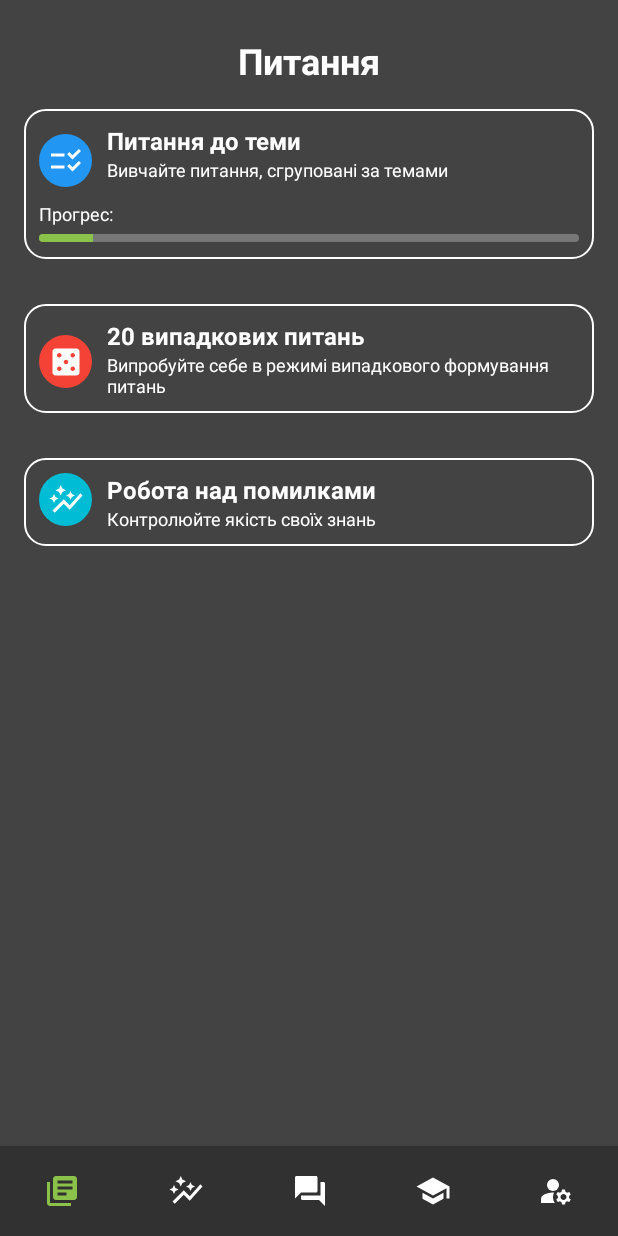
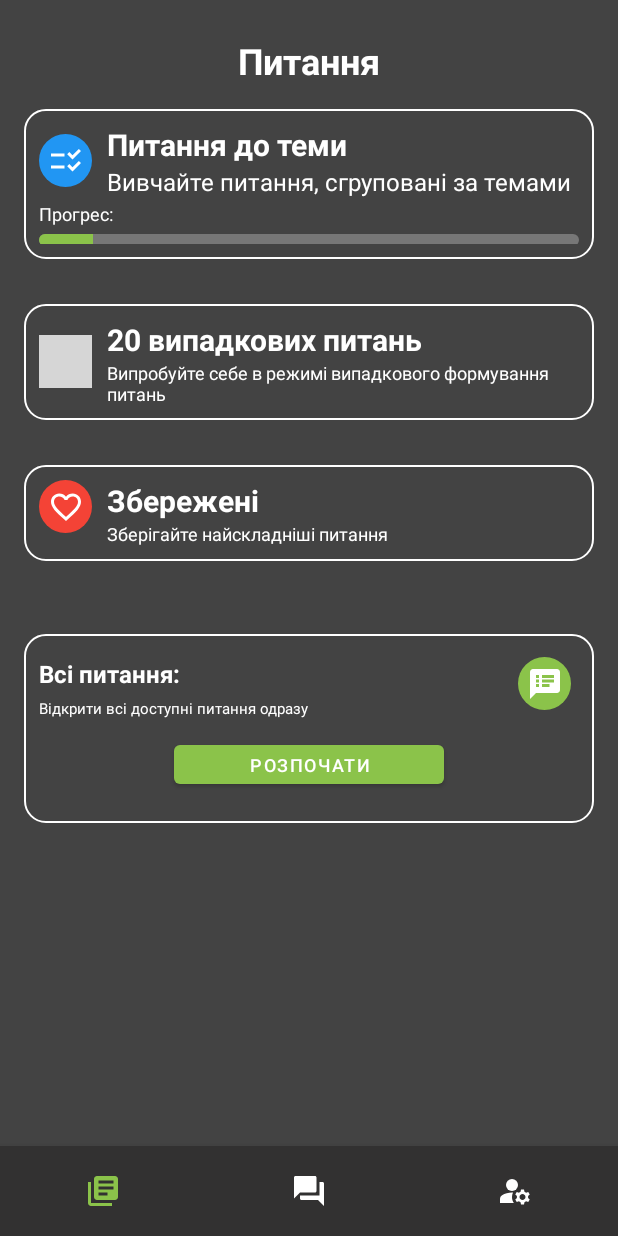
Before and after one commit to Ksnk-dm/Android, an Android app: the QuestionsFragment screen opened through its navigation route, on a phone screen of 412 x 824 dp. Run offline under Robolectric (Android 15) with nearby library versions, the phone set to English and light mode, and no system bars; our stand-ins replace Firebase (no records; nobody signed in at launch, a user with empty details on screens opened directly); libraries missing offline, so code that uses them is left out: by.kirich1409.viewbindingdelegate; 5 statements that could not run were skipped; grey boxes are pictures that could not be loaded.

Commit message:
new_feat

```diff
--- /dev/null
+++ b/app/src/main/res/drawable/baseline_favorite_24.xml
@@ -0,0 +1,5 @@
+<vector android:height="24dp" android:tint="#FFFFFF"
+    android:viewportHeight="24" android:viewportWidth="24"
+    android:width="24dp" xmlns:android="http://schemas.android.com/apk/res/android">
+    <path android:fillColor="@android:color/white" android:pathData="M12,21.35l-1.45,-1.32C5.4,15.36 2,12.28 2,8.5 2,5.42 4.42,3 7.5,3c1.74,0 3.41,0.81 4.5,2.09C13.09,3.81 14.76,3 16.5,3 19.58,3 22,5.42 22,8.5c0,3.78 -3.4,6.86 -8.55,11.54L12,21.35z"/>
+</vector>
--- /dev/null
+++ b/app/src/main/res/drawable/baseline_favorite_border_24.xml
@@ -0,0 +1,5 @@
+<vector android:height="24dp" android:tint="#FFFFFF"
+    android:viewportHeight="24" android:viewportWidth="24"
+    android:width="24dp" xmlns:android="http://schemas.android.com/apk/res/android">
+    <path android:fillColor="@android:color/white" android:pathData="M16.5,3c-1.74,0 -3.41,0.81 -4.5,2.09C10.91,3.81 9.24,3 7.5,3 4.42,3 2,5.42 2,8.5c0,3.78 3.4,6.86 8.55,11.54L12,21.35l1.45,-1.32C18.6,15.36 22,12.28 22,8.5 22,5.42 19.58,3 16.5,3zM12.1,18.55l-0.1,0.1 -0.1,-0.1C7.14,14.24 4,11.39 4,8.5 4,6.5 5.5,5 7.5,5c1.54,0 3.04,0.99 3.57,2.36h1.87C13.46,5.99 14.96,5 16.5,5c2,0 3.5,1.5 3.5,3.5 0,2.89 -3.14,5.74 -7.9,10.05z"/>
+</vector>
--- /dev/null
+++ b/app/src/main/res/drawable/baseline_speaker_notes_24.xml
@@ -0,0 +1,5 @@
+<vector android:autoMirrored="true" android:height="24dp"
+    android:tint="#FFFFFF" android:viewportHeight="24"
+    android:viewportWidth="24" android:width="24dp" xmlns:android="http://schemas.android.com/apk/res/android">
+    <path android:fillColor="@android:color/white" android:pathData="M20,2L4,2c-1.1,0 -1.99,0.9 -1.99,2L2,22l4,-4h14c1.1,0 2,-0.9 2,-2L22,4c0,-1.1 -0.9,-2 -2,-2zM8,14L6,14v-2h2v2zM8,11L6,11L6,9h2v2zM8,8L6,8L6,6h2v2zM15,14h-5v-2h5v2zM18,11h-8L10,9h8v2zM18,8h-8L10,6h8v2z"/>
+</vector>
--- a/app/src/main/res/drawable/custom_progress_bar.xml
+++ b/app/src/main/res/drawable/custom_progress_bar.xml
@@ -2,14 +2,14 @@
 <layer-list xmlns:android="http://schemas.android.com/apk/res/android">
     <item android:id="@android:id/background">
         <shape>
-            <corners android:radius="10dp" /> <!-- Устанавливаем радиус закругления углов -->
+            <corners android:radius="10dp" />
             <solid android:color="#777777" />
         </shape>
     </item>
     <item android:id="@android:id/progress">
         <clip>
             <shape>
-                <corners android:radius="10dp" /> <!-- Устанавливаем радиус закругления углов -->
+                <corners android:radius="10dp" />
                 <solid android:color="#8BC34A" />
             </shape>
         </clip>
--- /dev/null
+++ b/app/src/main/res/drawable/rounder_shape_green.xml
@@ -0,0 +1,5 @@
+<?xml version="1.0" encoding="utf-8"?>
+<shape xmlns:android="http://schemas.android.com/apk/res/android"
+    android:shape="oval">
+    <solid android:color="@color/selected_color" />
+</shape>
--- a/app/src/main/res/drawable/selector_bg.xml
+++ b/app/src/main/res/drawable/selector_bg.xml
@@ -2,16 +2,14 @@
 <selector xmlns:android="http://schemas.android.com/apk/res/android">
     <item android:state_pressed="true">
         <shape>
-            <!-- Установите цвет фона при нажатии и закруглите углы -->
             <solid android:color="#2D8C8C8C" />
-            <corners android:radius="14dp" /> <!-- Установите радиус закругления углов -->
+            <corners android:radius="14dp" />
         </shape>
     </item>
     <item>
         <shape>
-            <!-- Установите цвет фона в обычном состоянии (не нажатом) и закруглите углы -->
             <solid android:color="#0033B5E5" />
-            <corners android:radius="14dp" /> <!-- Установите радиус закругления углов -->
+            <corners android:radius="14dp" />
         </shape>
     </item>
 </selector>
--- a/app/src/main/res/layout/fragment_questions.xml
+++ b/app/src/main/res/layout/fragment_questions.xml
@@ -2,6 +2,7 @@
 <androidx.constraintlayout.widget.ConstraintLayout
     xmlns:android="http://schemas.android.com/apk/res/android"
     xmlns:app="http://schemas.android.com/apk/res-auto"
+    xmlns:tools="http://schemas.android.com/tools"
     android:layout_width="match_parent"
     android:layout_height="match_parent"
     android:background="@color/bg">
@@ -38,7 +39,7 @@
             android:layout_marginStart="10dp"
             android:layout_marginTop="10dp"
             android:layout_marginEnd="10dp"
-            android:layout_marginBottom="5dp"
+            android:layout_marginBottom="10dp"
             android:orientation="vertical">
 
             <LinearLayout
@@ -63,12 +64,11 @@
                     android:orientation="vertical">
 
                     <TextView
-                        android:id="@+id/textView2"
                         android:layout_width="match_parent"
                         android:layout_height="wrap_content"
                         android:text="Питання до теми"
                         android:textColor="@color/white"
-                        android:textSize="16sp"
+                        android:textSize="20sp"
                         android:textStyle="bold" />
 
                     <TextView
@@ -76,7 +76,7 @@
                         android:layout_height="wrap_content"
                         android:text="Вивчайте питання, сгруповані за темами"
                         android:textColor="@color/white"
-                        android:textSize="12sp" />
+                        android:textSize="16sp" />
                 </LinearLayout>
             </LinearLayout>
 
@@ -93,7 +93,7 @@
                 android:id="@+id/progressBar"
                 style="@style/CustomProgressBar"
                 android:layout_width="match_parent"
-                android:layout_height="5dp"
+                android:layout_height="8dp"
                 android:layout_marginTop="5dp"
                 android:progress="10"
                 android:progressTint="@color/selected_color" />
@@ -121,7 +121,7 @@
             android:layout_marginStart="10dp"
             android:layout_marginTop="10dp"
             android:layout_marginEnd="10dp"
-            android:layout_marginBottom="5dp"
+            android:layout_marginBottom="10dp"
             android:orientation="vertical">
 
             <LinearLayout
@@ -133,7 +133,7 @@
                     android:layout_width="35dp"
                     android:layout_height="35dp"
                     android:layout_gravity="center"
-                    android:background="@drawable/rounder_shape_red"
+                    android:background="@drawable/rounder_shape_yellow"
                     android:scaleType="center"
                     app:srcCompat="@drawable/baseline_casino_24" />
 
@@ -148,7 +148,7 @@
                         android:layout_height="wrap_content"
                         android:text="20 випадкових питань"
                         android:textColor="@color/white"
-                        android:textSize="16sp"
+                        android:textSize="20sp"
                         android:textStyle="bold" />
 
                     <TextView
@@ -194,9 +194,9 @@
                 <ImageView
                     android:layout_width="35dp"
                     android:layout_height="35dp"
-                    android:background="@drawable/rounder_shape_blue"
+                    android:background="@drawable/rounder_shape_red"
                     android:scaleType="center"
-                    app:srcCompat="@drawable/baseline_auto_graph_24" />
+                    app:srcCompat="@drawable/baseline_favorite_border_24" />
 
                 <LinearLayout
                     android:layout_width="match_parent"
@@ -207,15 +207,15 @@
                     <TextView
                         android:layout_width="match_parent"
                         android:layout_height="wrap_content"
-                        android:text="Робота над помилками"
+                        android:text="Збережені"
                         android:textColor="@color/white"
-                        android:textSize="16sp"
+                        android:textSize="20sp"
                         android:textStyle="bold" />
 
                     <TextView
                         android:layout_width="match_parent"
                         android:layout_height="wrap_content"
-                        android:text="Контролюйте якість своїх знань"
+                        android:text="Зберігайте найскладніші питання"
                         android:textColor="@color/white"
                         android:textSize="12sp" />
                 </LinearLayout>
@@ -224,4 +224,72 @@
         </LinearLayout>
 
     </RelativeLayout>
+
+    <RelativeLayout
+        android:layout_width="0dp"
+        android:layout_height="126dp"
+        android:layout_marginStart="16dp"
+        android:layout_marginTop="30dp"
+        android:layout_marginEnd="16dp"
+        android:background="@drawable/circular_border"
+        app:layout_constraintBottom_toBottomOf="parent"
+        app:layout_constraintEnd_toEndOf="parent"
+        app:layout_constraintHorizontal_bias="0.516"
+        app:layout_constraintStart_toStartOf="parent"
+        app:layout_constraintTop_toBottomOf="@+id/relativeLayoutErrors"
+        app:layout_constraintVertical_bias="0.081">
+
+        <TextView
+            android:id="@+id/textView3"
+            android:layout_width="wrap_content"
+            android:layout_height="wrap_content"
+            android:layout_alignParentStart="true"
+            android:layout_alignParentTop="true"
+            android:layout_marginStart="10dp"
+            android:layout_marginTop="15dp"
+            android:text="Всі питання:"
+            android:textColor="@color/white"
+            android:textSize="16sp"
+            android:textStyle="bold" />
+
+        <ImageView
+            android:id="@+id/imageView2"
+            android:layout_width="35dp"
+            android:layout_height="35dp"
+            android:layout_alignParentTop="true"
+            android:layout_alignParentEnd="true"
+            android:layout_marginTop="15dp"
+            android:layout_marginEnd="15dp"
+            android:background="@drawable/rounder_shape_green"
+            android:scaleType="center"
+            app:srcCompat="@drawable/baseline_speaker_notes_24" />
+
+        <TextView
+            android:id="@+id/textView6"
+            android:layout_width="wrap_content"
+            android:layout_height="wrap_content"
+            android:layout_below="@+id/textView3"
+            android:layout_alignParentStart="true"
+            android:layout_alignParentEnd="true"
+            android:layout_marginStart="10dp"
+            android:layout_marginTop="5dp"
+            android:layout_marginEnd="100dp"
+            android:text="Відкрити всі доступні питання одразу"
+            android:textColor="@color/white"
+            android:textSize="10sp" />
+
+        <Button
+            android:id="@+id/button"
+            android:layout_width="160dp"
+            android:layout_height="38dp"
+            android:layout_alignParentStart="true"
+            android:layout_alignParentEnd="true"
+            android:layout_alignParentBottom="true"
+            android:layout_marginStart="100dp"
+            android:layout_marginEnd="100dp"
+            android:layout_marginBottom="20dp"
+            android:text="Розпочати"
+            android:textColor="@color/white"
+            android:textSize="12sp" />
+    </RelativeLayout>
 </androidx.constraintlayout.widget.ConstraintLayout>
--- a/app/src/main/res/layout/view_pager_item.xml
+++ b/app/src/main/res/layout/view_pager_item.xml
@@ -25,6 +25,7 @@
             android:id="@+id/ll"
             android:layout_width="match_parent"
             android:layout_height="wrap_content"
+            android:gravity="center"
             android:orientation="horizontal">
 
             <TextView
@@ -45,6 +46,7 @@
                 android:textColor="@color/white"
                 android:textSize="20sp"
                 android:textStyle="normal" />
+
         </LinearLayout>
 
         <TextView
@@ -58,11 +60,19 @@
             android:layout_marginStart="0dp"
             android:layout_marginTop="10dp"
             android:layout_marginEnd="0dp"
-            android:gravity="clip_horizontal|center_vertical"
+            android:gravity="clip_horizontal|center_horizontal|center_vertical"
             android:text="Питання на яке необхідно дати відповідь"
             android:textColor="@color/white"
             android:textSize="16sp"
             android:textStyle="italic" />
+
+        <ImageButton
+            android:id="@+id/imageButton"
+            android:layout_width="wrap_content"
+            android:layout_height="wrap_content"
+            android:layout_weight="1"
+            android:background="@android:color/transparent"
+            app:srcCompat="@drawable/baseline_favorite_border_24" />
     </RelativeLayout>
 
     <Button
--- a/app/src/main/res/menu/home_menu.xml
+++ b/app/src/main/res/menu/home_menu.xml
@@ -7,22 +7,14 @@
         app:showAsAction="never"
         android:enabled="false"
         android:title="TODO" />
-    <item
-        android:icon="@drawable/baseline_auto_graph_24"
-        app:showAsAction="never"
-        android:enabled="false"
-        android:title="Item" />
+
     <item
         android:id="@+id/questionsItem"
         android:icon="@drawable/baseline_question_answer_24"
         app:showAsAction="never"
         android:enabled="true"
         android:title="Item" />
-    <item
-        android:icon="@drawable/baseline_school_24"
-        app:showAsAction="never"
-        android:enabled="false"
-        android:title="Item" />
+
     <item
         android:icon="@drawable/baseline_manage_accounts_24"
         app:showAsAction="never"
```
